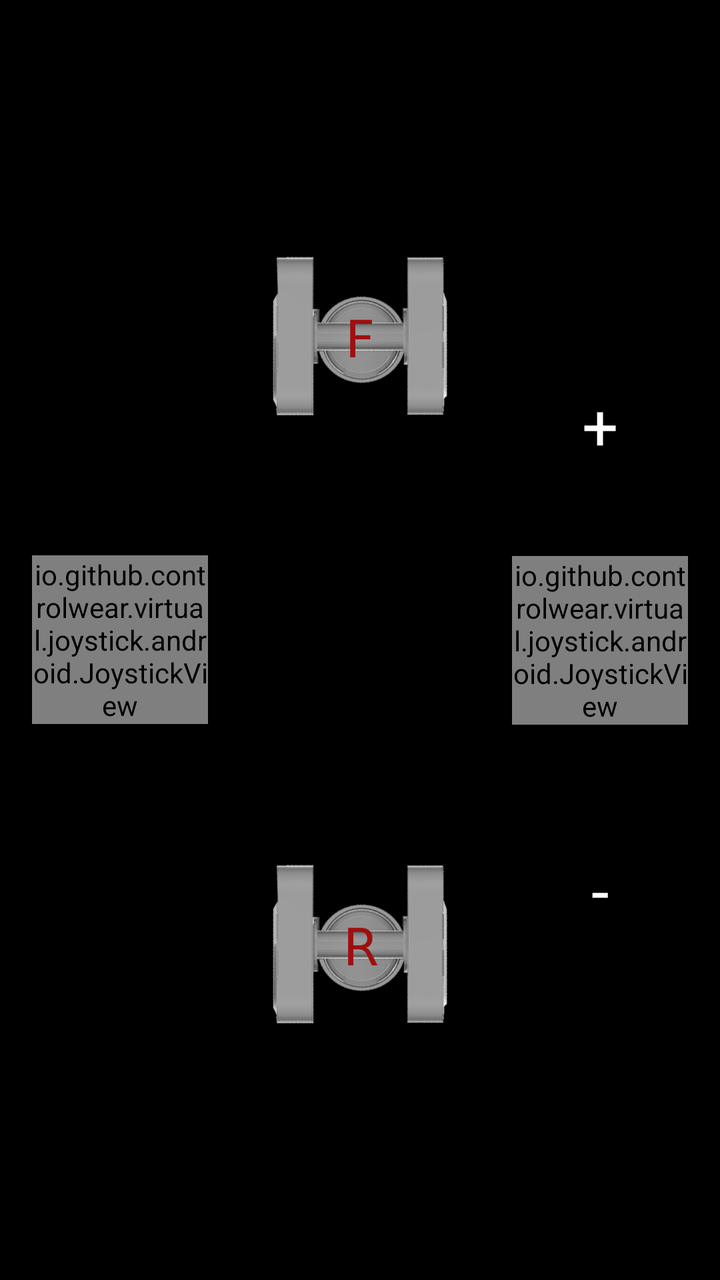
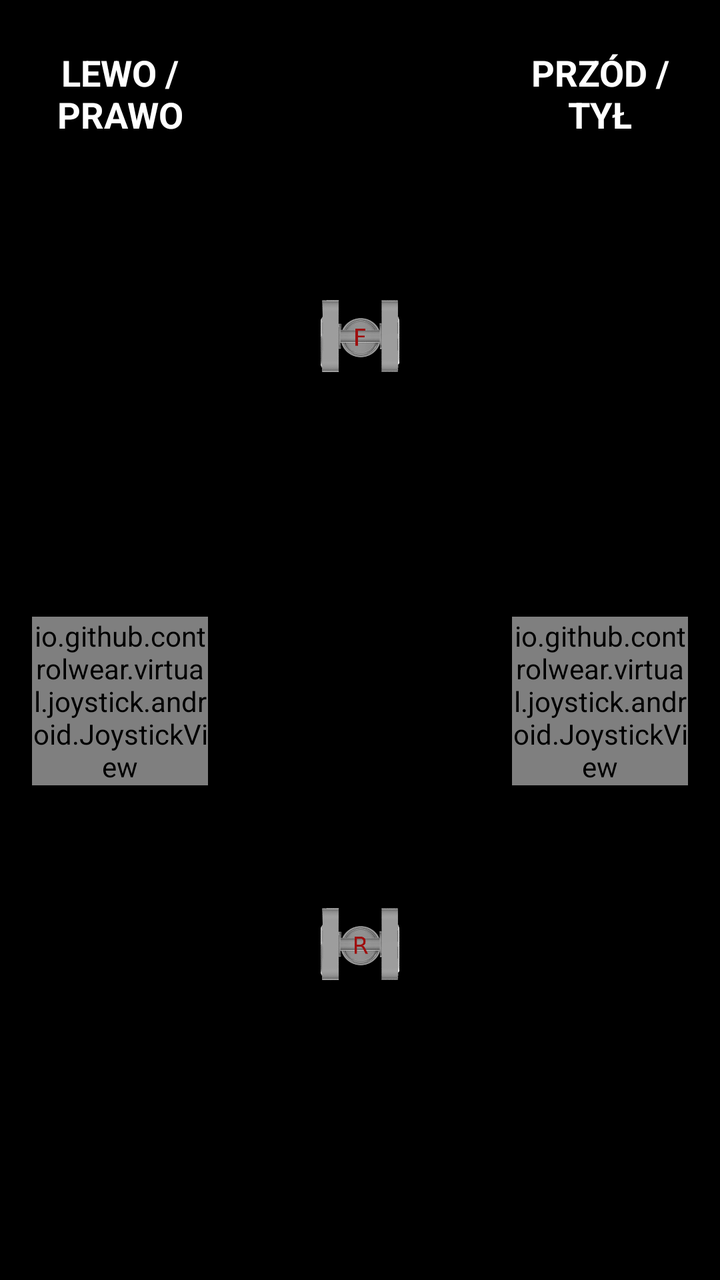

Before-and-after screenshots of an Android layout around one commit, followed by the original layout XML and the change that was made.
<!-- AndroidManifest.xml: application theme AppTheme -->
<!-- res/layout/fragment_ttcontrol.xml -->
<?xml version="1.0" encoding="utf-8"?>
<layout xmlns:android="http://schemas.android.com/apk/res/android"
    xmlns:app="http://schemas.android.com/apk/res-auto">

    <data>

        <variable
            name="viewModel"
            type="eu.agribot.agribotapp.ui.fragment.ttcontrol.TTControlViewModel" />
    </data>

    <LinearLayout
        android:layout_width="match_parent"
        android:layout_height="match_parent"
        android:background="@color/black"
        android:baselineAligned="false">


        <LinearLayout
            android:layout_width="0dp"
            android:layout_height="match_parent"
            android:layout_margin="@dimen/margin_large"
            android:layout_weight="1">

            <io.github.controlwear.virtual.joystick.android.JoystickView
                android:id="@+id/horizontal_joystick"
                android:layout_width="wrap_content"
                android:layout_height="wrap_content"
                android:layout_gravity="center_vertical"
                app:JV_backgroundColor="@android:color/holo_green_light"
                app:JV_borderColor="@android:color/black"
                app:JV_borderWidth="2dp"
                app:JV_buttonColor="@android:color/black"
                app:JV_buttonSizeRatio="15%"
                app:JV_fixedCenter="false"
                app:layout_constraintBottom_toBottomOf="parent"
                app:layout_constraintStart_toStartOf="parent"
                app:layout_constraintTop_toTopOf="parent" />


        </LinearLayout>


        <LinearLayout
            android:layout_width="0dp"
            android:layout_height="match_parent"
            android:layout_margin="@dimen/margin_large"
            android:layout_weight="1"
            android:orientation="vertical">

            <ImageView
                android:id="@+id/front_kart"
                android:layout_width="match_parent"
                android:layout_height="0dp"
                android:layout_weight="1"
                android:onClick="@{() -> viewModel.onFrontKartClicked()}"
                android:src="@drawable/f_grey" />

            <ImageView
                android:id="@+id/rear_kart"
                android:layout_width="match_parent"
                android:layout_height="0dp"
                android:layout_weight="1"
                android:onClick="@{() -> viewModel.onRearKartClicked()}"
                android:src="@drawable/r_grey" />


        </LinearLayout>


        <androidx.constraintlayout.widget.ConstraintLayout
            android:layout_width="0dp"
            android:layout_height="match_parent"
            android:layout_margin="@dimen/margin_large"
            android:layout_weight="1"
            android:orientation="vertical">

            <TextView
                android:id="@+id/textView4"
                android:layout_width="wrap_content"
                android:layout_height="wrap_content"
                android:layout_marginBottom="44dp"
                android:text="@string/plus"
                android:textColor="@color/white"
                android:textSize="32sp"
                app:layout_constraintBottom_toTopOf="@+id/vertical_joystick"
                app:layout_constraintEnd_toEndOf="parent"
                app:layout_constraintStart_toStartOf="parent" />

            <io.github.controlwear.virtual.joystick.android.JoystickView
                android:id="@+id/vertical_joystick"
                android:layout_width="wrap_content"
                android:layout_height="wrap_content"
                android:layout_gravity="center_vertical"
                app:JV_backgroundColor="@android:color/holo_green_light"
                app:JV_borderColor="@android:color/black"
                app:JV_borderWidth="2dp"
                app:JV_buttonColor="@android:color/black"
                app:JV_buttonSizeRatio="15%"
                app:JV_fixedCenter="false"
                app:layout_constraintBottom_toBottomOf="parent"
                app:layout_constraintStart_toStartOf="parent"
                app:layout_constraintTop_toTopOf="parent" />

            <TextView
                android:id="@+id/textView6"
                android:layout_width="wrap_content"
                android:layout_height="wrap_content"
                android:layout_marginTop="61dp"
                android:text="@string/minus"
                android:textColor="@color/white"
                android:textSize="32sp"
                app:layout_constraintEnd_toEndOf="parent"
                app:layout_constraintStart_toStartOf="parent"
                app:layout_constraintTop_toBottomOf="@+id/vertical_joystick" />


        </androidx.constraintlayout.widget.ConstraintLayout>

    </LinearLayout>

</layout>
<!-- resources referenced by this layout -->
<resources>
  <color name="black">#000000</color>
  <color name="white">#FFFFFF</color>
  <dimen name="margin_large">16dp</dimen>
  <!-- drawable f_grey: png bitmap (drawable, 56506 bytes) -->
  <!-- drawable r_grey: png bitmap (drawable, 57502 bytes) -->
  <string name="minus" translatable="false">-</string>
  <string name="plus" translatable="false">+</string>
  <style name="AppTheme" parent="Theme.MaterialComponents.Light.DarkActionBar">
          
          <item name="colorPrimary">@color/colorPrimary</item>
          <item name="colorPrimaryDark">@color/colorPrimaryDark</item>
          <item name="colorAccent">@color/colorAccent</item>
      </style>
  <color name="colorPrimary">@color/base_green</color>
  <color name="colorPrimaryDark">@color/base_green_darker</color>
  <color name="colorAccent">@color/gray</color>
  <color name="base_green">#a4c01b</color>
  <color name="base_green_darker">#839915</color>
  <color name="gray">#6A6A6A</color>
</resources>

<!-- the commit's change to res/layout/fragment_ttcontrol.xml (unified diff, before → after) -->
@@ -20,13 +20,29 @@
             android:layout_width="0dp"
             android:layout_height="match_parent"
             android:layout_margin="@dimen/margin_large"
-            android:layout_weight="1">
+            android:layout_weight="1"
+            android:orientation="vertical">
+
+            <TextView
+                android:layout_width="match_parent"
+                android:layout_height="wrap_content"
+                android:layout_margin="@dimen/margin_medium"
+                android:gravity="center"
+                android:text="LEWO / PRAWO"
+                android:textColor="@color/white"
+                android:textSize="@dimen/text_size_large"
+                android:textStyle="bold" />
+
+            <View
+                android:layout_width="wrap_content"
+                android:layout_height="0dp"
+                android:layout_weight="1" />
 
             <io.github.controlwear.virtual.joystick.android.JoystickView
                 android:id="@+id/horizontal_joystick"
-                android:layout_width="wrap_content"
+                android:layout_width="match_parent"
                 android:layout_height="wrap_content"
-                android:layout_gravity="center_vertical"
+                android:layout_gravity="center"
                 app:JV_backgroundColor="@android:color/holo_green_light"
                 app:JV_borderColor="@android:color/black"
                 app:JV_borderWidth="2dp"
@@ -36,6 +52,11 @@
                 app:layout_constraintBottom_toBottomOf="parent"
                 app:layout_constraintStart_toStartOf="parent"
                 app:layout_constraintTop_toTopOf="parent" />
+
+            <View
+                android:layout_width="wrap_content"
+                android:layout_height="0dp"
+                android:layout_weight="1" />
 
 
         </LinearLayout>
@@ -51,6 +72,7 @@
             <ImageView
                 android:id="@+id/front_kart"
                 android:layout_width="match_parent"
+                android:layout_margin="@dimen/margin_xlarge"
                 android:layout_height="0dp"
                 android:layout_weight="1"
                 android:onClick="@{() -> viewModel.onFrontKartClicked()}"
@@ -59,6 +81,7 @@
             <ImageView
                 android:id="@+id/rear_kart"
                 android:layout_width="match_parent"
+                android:layout_margin="@dimen/margin_xlarge"
                 android:layout_height="0dp"
                 android:layout_weight="1"
                 android:onClick="@{() -> viewModel.onRearKartClicked()}"
@@ -68,7 +91,7 @@
         </LinearLayout>
 
 
-        <androidx.constraintlayout.widget.ConstraintLayout
+        <LinearLayout
             android:layout_width="0dp"
             android:layout_height="match_parent"
             android:layout_margin="@dimen/margin_large"
@@ -76,16 +99,21 @@
             android:orientation="vertical">
 
             <TextView
-                android:id="@+id/textView4"
+                android:layout_width="match_parent"
+                android:layout_height="wrap_content"
+                android:layout_margin="@dimen/margin_medium"
+                android:gravity="center"
+                android:text="PRZÓD / TYŁ"
+                android:textColor="@color/white"
+                android:textSize="@dimen/text_size_large"
+                android:textStyle="bold" />
+
+
+            <View
                 android:layout_width="wrap_content"
-                android:layout_height="wrap_content"
-                android:layout_marginBottom="44dp"
-                android:text="@string/plus"
-                android:textColor="@color/white"
-                android:textSize="32sp"
-                app:layout_constraintBottom_toTopOf="@+id/vertical_joystick"
-                app:layout_constraintEnd_toEndOf="parent"
-                app:layout_constraintStart_toStartOf="parent" />
+                android:layout_height="0dp"
+                android:layout_weight="1" />
+
 
             <io.github.controlwear.virtual.joystick.android.JoystickView
                 android:id="@+id/vertical_joystick"
@@ -102,20 +130,13 @@
                 app:layout_constraintStart_toStartOf="parent"
                 app:layout_constraintTop_toTopOf="parent" />
 
-            <TextView
-                android:id="@+id/textView6"
+            <View
                 android:layout_width="wrap_content"
-                android:layout_height="wrap_content"
-                android:layout_marginTop="61dp"
-                android:text="@string/minus"
-                android:textColor="@color/white"
-                android:textSize="32sp"
-                app:layout_constraintEnd_toEndOf="parent"
-                app:layout_constraintStart_toStartOf="parent"
-                app:layout_constraintTop_toBottomOf="@+id/vertical_joystick" />
+                android:layout_height="0dp"
+                android:layout_weight="1" />
 
 
-        </androidx.constraintlayout.widget.ConstraintLayout>
+        </LinearLayout>
 
     </LinearLayout>
 
<!-- resource entries referenced after the edit -->
@@ -3,10 +3,11 @@
   <color name="black">#000000</color>
   <color name="white">#FFFFFF</color>
   <dimen name="margin_large">16dp</dimen>
+  <dimen name="margin_medium">8dp</dimen>
+  <dimen name="margin_xlarge">24dp</dimen>
+  <dimen name="text_size_large">18sp</dimen>
   <!-- drawable f_grey: png bitmap (drawable, 56506 bytes) -->
   <!-- drawable r_grey: png bitmap (drawable, 57502 bytes) -->
-  <string name="minus" translatable="false">-</string>
-  <string name="plus" translatable="false">+</string>
   <style name="AppTheme" parent="Theme.MaterialComponents.Light.DarkActionBar">
           
           <item name="colorPrimary">@color/colorPrimary</item>
